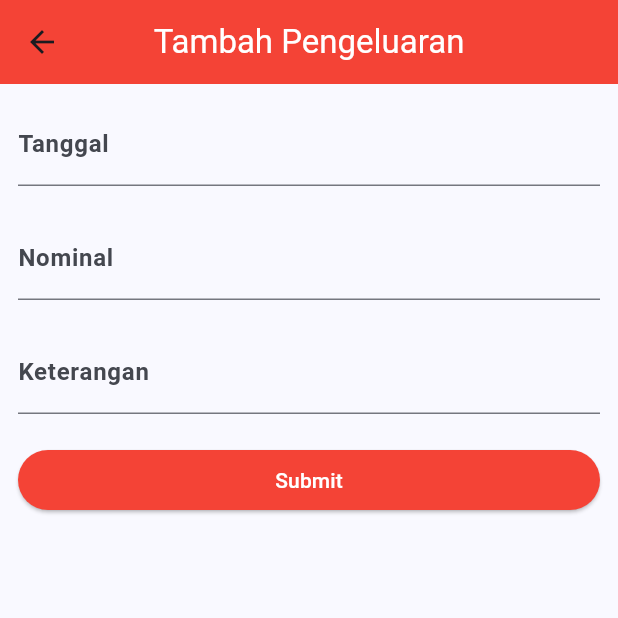
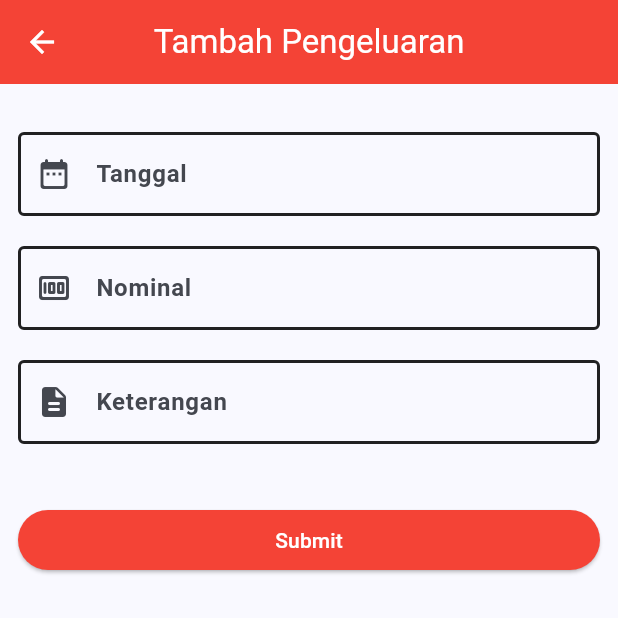
Before and after one commit to SultanKs4/logcashflow, a Flutter app: the HomeView screen opened by its route, after a tap on "Tambah Pengeluaran", on a phone screen of 412 x 824 dp, the top half of it. Run offline on Flutter 3.47's test engine with Material 2 defaults, Android fonts, the phone set to English and light mode, and no system bars; our stand-ins replace charts_flutter, get, get_storage, sqflite; accounts and stored records are empty; statements that could not run were skipped.

Commit message:
refactor: slicing widget to reuse code and add change to ui looks

```diff
--- a/lib/app/data/database/users_transaction.dart
+++ b/lib/app/data/database/users_transaction.dart
@@ -10,6 +10,9 @@ class UsersTransaction {
     var query =
         'SELECT id, username, created_at FROM USERS WHERE username = ? AND password = ?';
     var resList = await db.selectQuery(query, [username, password]);
+    if (resList.isEmpty) {
+      return {};
+    }
     return resList.first;
   }
 
--- a/lib/app/modules/add/views/add_view.dart
+++ b/lib/app/modules/add/views/add_view.dart
@@ -4,6 +4,7 @@ import 'package:flutter/services.dart';
 import 'package:get/get.dart';
 import 'package:intl/intl.dart';
 import 'package:logcashflow/app/data/helper/currency.dart';
+import 'package:logcashflow/app/modules/add/widgets/addform_widget.dart';
 
 import '../controllers/add_controller.dart';
 
@@ -13,6 +14,7 @@ class AddView extends GetView<AddController> {
   Widget build(BuildContext context) {
     return Scaffold(
       appBar: AppBar(
+        foregroundColor: Colors.white,
         title: Text(
           'Tambah ${controller.typeString()}',
           style: const TextStyle(color: Colors.white),
@@ -25,8 +27,12 @@ class AddView extends GetView<AddController> {
         child: Column(
           crossAxisAlignment: CrossAxisAlignment.start,
           children: [
-            TextFormField(
+            const SizedBox(height: 20),
+            AddFormWidget(
               controller: controller.dateText,
+              labelText: "Tanggal",
+              hintText: "Masukkan Tanggal Disini",
+              icon: Icons.date_range_rounded,
               onTap: () async {
                 FocusScope.of(context).requestFocus(FocusNode());
                 var date = await showDatePicker(
@@ -39,15 +45,12 @@ class AddView extends GetView<AddController> {
                 controller.date = date;
                 controller.dateText.text = DateFormat.yMd().format(date);
               },
-              decoration: const InputDecoration(
-                labelText: "Tanggal",
-                labelStyle: TextStyle(fontWeight: FontWeight.bold),
-                hintText: "Masukkan Tanggal Disini",
-              ),
             ),
-            const SizedBox(height: 20),
-            TextFormField(
+            AddFormWidget(
               controller: controller.valueText,
+              labelText: "Nominal",
+              hintText: "Masukkan Nominal",
+              icon: Icons.money_rounded,
               keyboardType:
                   const TextInputType.numberWithOptions(decimal: true),
               inputFormatters: [
@@ -59,20 +62,12 @@ class AddView extends GetView<AddController> {
                   controller.value = curr.parse(value).toDouble();
                 }
               },
-              decoration: const InputDecoration(
-                labelText: "Nominal",
-                labelStyle: TextStyle(fontWeight: FontWeight.bold),
-                hintText: "Masukkan Nominal",
-              ),
             ),
-            const SizedBox(height: 20),
-            TextFormField(
+            AddFormWidget(
               controller: controller.descText,
-              decoration: const InputDecoration(
-                labelText: "Keterangan",
-                labelStyle: TextStyle(fontWeight: FontWeight.bold),
-                hintText: "Masukkan Keterangan",
-              ),
+              labelText: "Keterangan",
+              hintText: "Masukkan Keterangan",
+              icon: Icons.description_rounded,
             ),
             const SizedBox(height: 20),
             SizedBox(
--- /dev/null
+++ b/lib/app/modules/add/widgets/addform_widget.dart
@@ -0,0 +1,52 @@
+import 'package:flutter/material.dart';
+import 'package:flutter/services.dart';
+import 'package:logcashflow/app/modules/add/controllers/add_controller.dart';
+
+class AddFormWidget extends StatelessWidget {
+  final TextEditingController controller;
+  final Function()? onTap;
+  final String labelText;
+  final String hintText;
+  final TextInputType? keyboardType;
+  final List<TextInputFormatter>? inputFormatters;
+  final Function(String)? onChanged;
+  final IconData icon;
+
+  const AddFormWidget({
+    Key? key,
+    required this.controller,
+    this.onTap,
+    required this.labelText,
+    required this.hintText,
+    this.keyboardType,
+    this.inputFormatters,
+    this.onChanged,
+    required this.icon,
+  }) : super(key: key);
+
+  @override
+  Widget build(BuildContext context) {
+    return Container(
+      padding: const EdgeInsets.only(bottom: 20),
+      child: TextFormField(
+        controller: controller,
+        onTap: onTap,
+        keyboardType: keyboardType,
+        inputFormatters: inputFormatters,
+        onChanged: onChanged,
+        decoration: InputDecoration(
+          prefixIcon: Icon(icon),
+          labelText: labelText,
+          labelStyle: const TextStyle(fontWeight: FontWeight.bold),
+          hintText: hintText,
+          enabledBorder: const OutlineInputBorder(
+            borderSide: BorderSide(color: Colors.black87, width: 2),
+          ),
+          focusedBorder: const OutlineInputBorder(
+            borderSide: BorderSide(color: Colors.black87, width: 2),
+          ),
+        ),
+      ),
+    );
+  }
+}
--- a/lib/app/modules/home/views/home_view.dart
+++ b/lib/app/modules/home/views/home_view.dart
@@ -1,6 +1,10 @@
+import 'dart:developer';
+
 import 'package:flutter/material.dart';
 import 'package:get/get.dart';
 import 'package:logcashflow/app/modules/home/widgets/cashflow_chart.dart';
+import 'package:logcashflow/app/modules/home/widgets/homebutton_widget.dart';
+import 'package:logcashflow/app/modules/home/widgets/textsummary_widget.dart';
 import 'package:logcashflow/app/routes/app_pages.dart';
 
 import '../controllers/home_controller.dart';
@@ -31,24 +35,16 @@ class HomeView extends GetView<HomeController> {
                 Container(
                   padding: const EdgeInsets.only(bottom: 12),
                   child: Obx(
-                    () => Text(
-                      "Pengeluaran: ${controller.expense.value}",
-                      style: const TextStyle(
-                        fontWeight: FontWeight.bold,
+                    () => TextSummaryWidget(
+                      text: "Pengeluaran: ${controller.expense.value}",
                       color: Colors.red,
-                        fontSize: 18,
-                      ),
                     ),
                   ),
                 ),
                 Obx(
-                  () => Text(
-                    "Pemasukan: ${controller.income.value}",
-                    style: const TextStyle(
-                      fontWeight: FontWeight.bold,
+                  () => TextSummaryWidget(
+                    text: "Pemasukan: ${controller.income.value}",
                     color: Colors.green,
-                      fontSize: 18,
-                    ),
                   ),
                 ),
               ],
@@ -62,125 +58,52 @@ class HomeView extends GetView<HomeController> {
                   mainAxisAlignment: MainAxisAlignment.spaceBetween,
                   children: [
                     // Income button
-                    Expanded(
-                      child: InkWell(
-                        onTap: () {
+                    ButtonHomeWidget(
+                      controller: controller,
+                      text: "Tambah Pemasukan",
+                      icon: Icons.add_rounded,
+                      color: Colors.green,
+                      func: () {
                         Get.toNamed(Routes.add, arguments: 1)
                             ?.then((value) => controller.refreshData());
                       },
-                        child: Column(
-                          crossAxisAlignment: CrossAxisAlignment.center,
-                          children: const [
-                            SizedBox(
-                              height: 80,
-                              child: Icon(
-                                Icons.add_rounded,
-                                color: Colors.green,
-                                size: 80,
                     ),
-                            ),
-                            Text(
-                              "Tambah Pemasukan",
-                              style: TextStyle(
-                                fontWeight: FontWeight.bold,
-                                fontSize: 14,
-                              ),
+                    // Outcome button
+                    ButtonHomeWidget(
+                      controller: controller,
+                      text: "Tambah Pengeluaran",
+                      icon: Icons.remove,
+                      color: Colors.red,
+                      func: () {
+                        Get.toNamed(Routes.add, arguments: 2)
+                            ?.then((value) => controller.refreshData());
+                      },
                     ),
                   ],
                 ),
-                      ),
-                    ),
-                    // Outcome button
-                    Expanded(
-                      child: InkWell(
-                        onTap: () {
-                          Get.toNamed(Routes.add, arguments: 2)
-                              ?.then((value) => controller.refreshData());
-                        },
-                        child: Column(
-                          crossAxisAlignment: CrossAxisAlignment.center,
-                          children: const [
-                            SizedBox(
-                              height: 80,
-                              child: Icon(
-                                Icons.remove_rounded,
-                                color: Colors.red,
-                                size: 80,
-                              ),
-                            ),
-                            Text(
-                              "Tambah Pengeluaran",
-                              style: TextStyle(
-                                fontWeight: FontWeight.bold,
-                                fontSize: 14,
-                              ),
-                            ),
-                          ],
-                        ),
-                      ),
-                    )
-                  ],
-                ),
-                const SizedBox(height: 50),
                 Row(
                   mainAxisAlignment: MainAxisAlignment.spaceBetween,
                   children: [
                     // Detail button
-                    Expanded(
-                      child: InkWell(
-                        onTap: () {
+                    ButtonHomeWidget(
+                      controller: controller,
+                      text: "Detail Cash Flow",
+                      icon: Icons.summarize,
+                      color: Colors.blue,
+                      func: () {
                         Get.toNamed(Routes.detail);
                       },
-                        child: Column(
-                          crossAxisAlignment: CrossAxisAlignment.center,
-                          children: const [
-                            SizedBox(
-                              height: 80,
-                              child: Icon(
-                                Icons.summarize_rounded,
-                                color: Colors.blue,
-                                size: 80,
-                              ),
-                            ),
-                            Text(
-                              "Detail Cash Flow",
-                              style: TextStyle(
-                                fontWeight: FontWeight.bold,
-                                fontSize: 14,
-                              ),
-                            ),
-                          ],
-                        ),
-                      ),
                     ),
                     // Setting button
-                    Expanded(
-                      child: InkWell(
-                        onTap: () {
+                    ButtonHomeWidget(
+                      controller: controller,
+                      icon: Icons.settings,
+                      text: "Pengaturan",
+                      color: Colors.blue,
+                      func: () {
                         Get.toNamed(Routes.setting);
                       },
-                        child: Column(
-                          crossAxisAlignment: CrossAxisAlignment.center,
-                          children: const [
-                            SizedBox(
-                              height: 80,
-                              child: Icon(
-                                Icons.settings_rounded,
-                                color: Colors.blue,
-                                size: 80,
                     ),
-                            ),
-                            Text(
-                              "Pengaturan",
-                              style: TextStyle(
-                                fontWeight: FontWeight.bold,
-                                fontSize: 14,
-                              ),
-                            ),
-                          ],
-                        ),
-                      ),
-                    )
                   ],
                 ),
               ],
--- /dev/null
+++ b/lib/app/modules/home/widgets/homebutton_widget.dart
@@ -0,0 +1,52 @@
+import 'package:flutter/material.dart';
+import 'package:logcashflow/app/modules/home/controllers/home_controller.dart';
+
+class ButtonHomeWidget extends StatelessWidget {
+  final HomeController controller;
+  final String text;
+  final Color color;
+  final IconData icon;
+  final Function() func;
+  const ButtonHomeWidget({
+    Key? key,
+    required this.controller,
+    required this.text,
+    required this.color,
+    required this.func,
+    required this.icon,
+  }) : super(key: key);
+
+  @override
+  Widget build(BuildContext context) {
+    return Expanded(
+      child: InkWell(
+        onTap: func,
+        child: Card(
+          child: Column(
+            crossAxisAlignment: CrossAxisAlignment.center,
+            children: [
+              SizedBox(
+                height: 80,
+                child: Icon(
+                  icon,
+                  color: color,
+                  size: 80,
+                ),
+              ),
+              Container(
+                padding: const EdgeInsets.only(bottom: 8),
+                child: Text(
+                  text,
+                  style: const TextStyle(
+                    fontWeight: FontWeight.bold,
+                    fontSize: 14,
+                  ),
+                ),
+              ),
+            ],
+          ),
+        ),
+      ),
+    );
+  }
+}
--- /dev/null
+++ b/lib/app/modules/home/widgets/textsummary_widget.dart
@@ -0,0 +1,29 @@
+import 'package:flutter/material.dart';
+import 'package:get/get_state_manager/get_state_manager.dart';
+
+class TextSummaryWidget extends StatelessWidget {
+  final String text;
+  final Color color;
+  const TextSummaryWidget({
+    Key? key,
+    required this.text,
+    required this.color,
+  }) : super(key: key);
+
+  @override
+  Widget build(BuildContext context) {
+    return Card(
+      child: Container(
+        padding: const EdgeInsets.all(8),
+        child: Text(
+          text,
+          style: TextStyle(
+            fontWeight: FontWeight.bold,
+            color: color,
+            fontSize: 16,
+          ),
+        ),
+      ),
+    );
+  }
+}
```
Also changed, not shown: lib/app/modules/login/views/login_view.dart (+13 -27 lines), lib/app/modules/setting/views/setting_view.dart (+12 -31 lines), lib/app/modules/views/passwordform_widget.dart (added, +40 -0 lines). Lines whose indentation alone changed are shown as unchanged.
